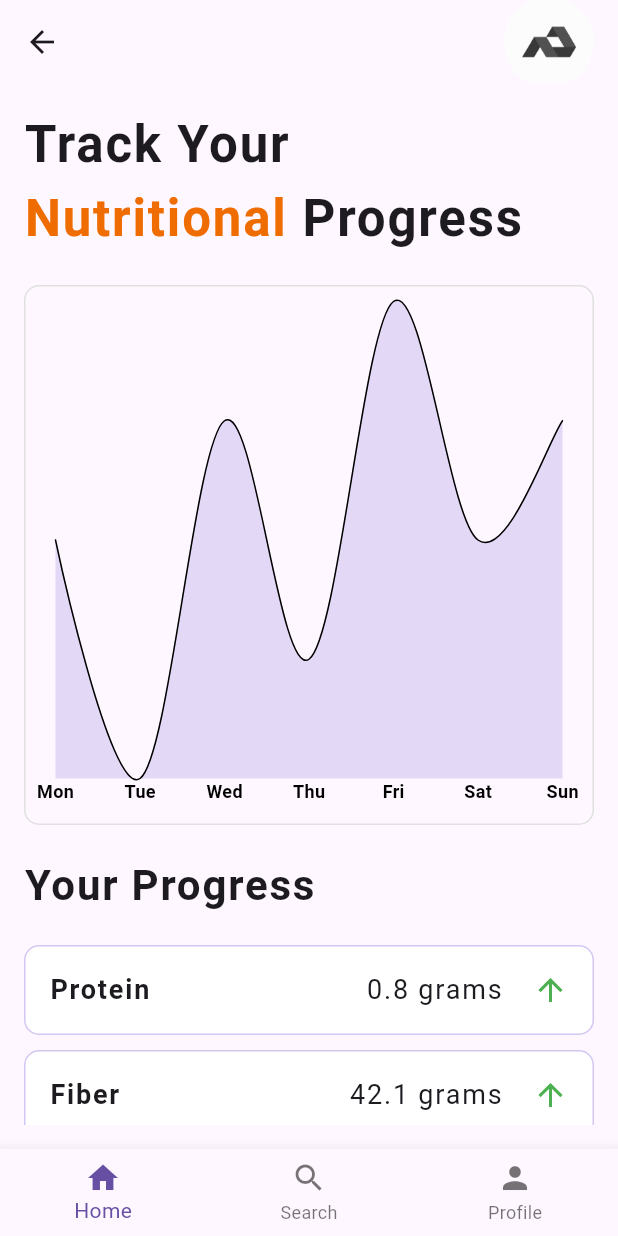
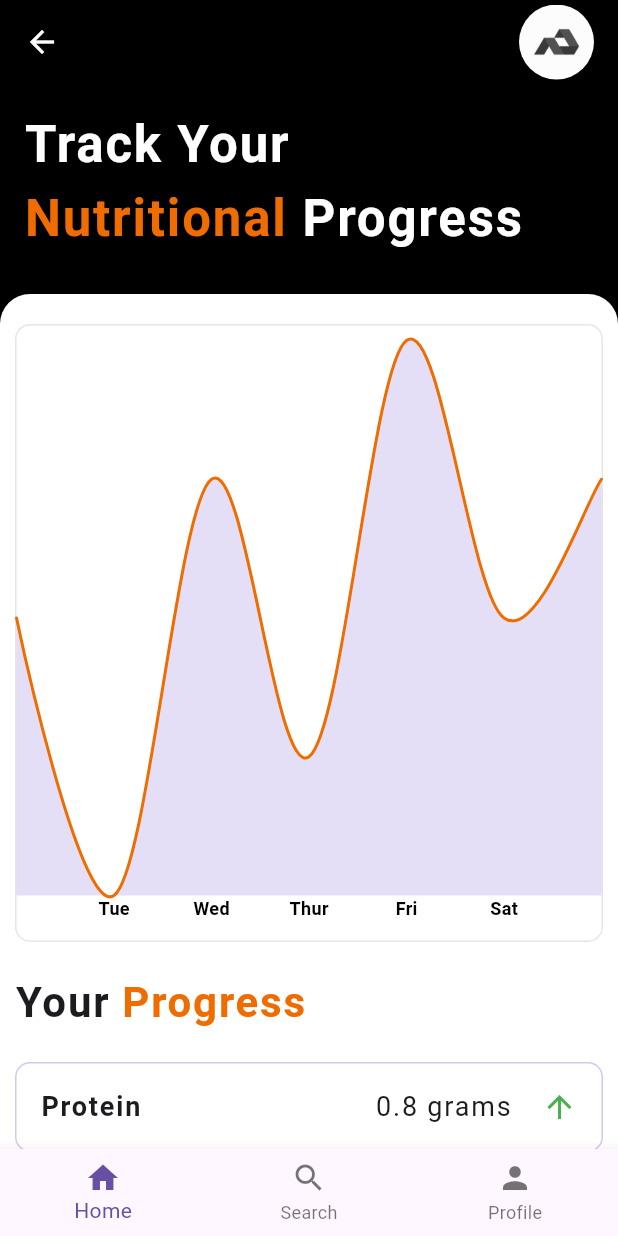
Before and after one commit to muruga21/dietify, a Flutter app: the Home screen opened directly, on a phone screen of 412 x 824 dp. Run offline on Flutter 3.47's test engine with Material 3 defaults, Android fonts, the phone set to English and light mode, and no system bars; drawn by our look-alikes of fl_chart.

Commit message:
enhanced ui for home page

```diff
--- a/lib/pages/home.dart
+++ b/lib/pages/home.dart
@@ -7,7 +7,9 @@
   @override
   Widget build(BuildContext context) {
     return Scaffold(
+        backgroundColor: Colors.black,
         appBar: AppBar(
+          backgroundColor: Colors.black,
           title: Row(
             mainAxisSize: MainAxisSize.max,
             mainAxisAlignment: MainAxisAlignment.spaceBetween,
@@ -18,19 +20,20 @@
                       fontFamily: "Roboto",
                       fontWeight: FontWeight.bold,
                       letterSpacing: 1.2,
-                  )),
+                      color: Colors.white)),
               ClipRRect(
                 borderRadius: BorderRadius.circular(100.0),
                 child: Image.asset(
                   'assets/logo.jpg',
-                  width: 60,
-                  height: 60,
+                  width: 50,
+                  height: 50,
                   fit: BoxFit.cover,
                 ),
               ),
             ],
           ),
           leading: IconButton(
+            color: Colors.white,
             icon: const Icon(Icons.arrow_back),
             onPressed: () {
               Navigator.of(context).pop(); // This will navigate back
@@ -53,19 +56,20 @@
             ),
           ],
         ),
-        body: Padding(
-            padding: const EdgeInsets.all(16),
-            child: Expanded(
+        body: Expanded(
           child: SingleChildScrollView(
               child: Column(
             mainAxisAlignment: MainAxisAlignment.start,
             crossAxisAlignment: CrossAxisAlignment.start,
             children: [
-                  Column(
+              Padding(
+                padding: const EdgeInsets.all(16),
+                child: Column(
                   crossAxisAlignment: CrossAxisAlignment.start,
                   children: [
                     const Text("Track Your",
                         style: TextStyle(
+                          color: Colors.white,
                           fontSize: 34,
                           fontFamily: "Roboto",
                           fontWeight: FontWeight.bold,
@@ -86,6 +90,7 @@
                         ),
                         const Text("Progress",
                             style: TextStyle(
+                              color: Colors.white,
                               fontSize: 34,
                               fontFamily: "Roboto",
                               fontWeight: FontWeight.bold,
@@ -95,15 +100,30 @@
                     )
                   ],
                 ),
-                  const SizedBox(height: 20),
+              ),
+              const SizedBox(height: 10),
               Container(
-                    padding: const EdgeInsets.fromLTRB(20, 10, 20, 10),
+                padding: const EdgeInsets.fromLTRB(10, 20, 10, 0),
+                width: double.infinity,
+                decoration: const BoxDecoration(
+                  color: Color(0xFFFFFFFF),
+                  borderRadius: BorderRadius.only(
+                    topLeft: Radius.circular(20),
+                    topRight: Radius.circular(20),
+                  ),
+                ),
+                child: Column(
+                  mainAxisAlignment: MainAxisAlignment.start,
+                  crossAxisAlignment: CrossAxisAlignment.start,
+                  children: [
+                    Container(
+                      padding: const EdgeInsets.fromLTRB(0, 10, 0, 10),
                       width: double.infinity,
                       decoration: BoxDecoration(
                         // color: const Color(0xF5F5F6F7),
-                      border: Border.all(color: Colors.grey.shade300),
-                      borderRadius:
-                          BorderRadius.circular(10), // Add border radius here
+                        border: Border.all(
+                            color: const Color.fromARGB(86, 180, 180, 180)),
+                        borderRadius: BorderRadius.circular(10),
                       ),
                       child: AspectRatio(
                           aspectRatio: 16 / 16,
@@ -122,12 +142,13 @@
                                     FlSpot(6, 4),
                                   ],
                                   isCurved: true,
-                                color: Colors.black,
-                                barWidth: 1,
+                                  color: Colors.orange[800],
+                                  barWidth: 2,
                                   isStrokeCapRound: true,
                                   belowBarData: BarAreaData(
                                     show: true,
-                                  color: const Color.fromARGB(209, 124, 90, 217)
+                                    color:
+                                        const Color.fromARGB(209, 124, 90, 217)
                                             .withOpacity(0.2),
                                   ),
                                   dotData: const FlDotData(show: false),
@@ -155,19 +176,24 @@
                                       );
                                       switch (value.toInt()) {
                                         case 0:
-                                        return const Text('Mon', style: style);
+                                          return const Text('', style: style);
                                         case 1:
-                                        return const Text('Tue', style: style);
+                                          return const Text('Tue',
+                                              style: style);
                                         case 2:
-                                        return const Text('Wed', style: style);
+                                          return const Text('Wed',
+                                              style: style);
                                         case 3:
-                                        return const Text('Thu', style: style);
+                                          return const Text('Thur',
+                                              style: style);
                                         case 4:
-                                        return const Text('Fri', style: style);
+                                          return const Text('Fri',
+                                              style: style);
                                         case 5:
-                                        return const Text('Sat', style: style);
+                                          return const Text('Sat',
+                                              style: style);
                                         case 6:
-                                        return const Text('Sun', style: style);
+                                          return const Text('', style: style);
                                         default:
                                           return const SizedBox.shrink();
                                       }
@@ -181,13 +207,31 @@
                           )),
                     ),
                     const SizedBox(height: 20),
-                  const Text("Your Progress",
+                    Row(
+                      children: [
+                        const Text(
+                          "Your",
                           style: TextStyle(
                             fontSize: 28,
                             fontFamily: "Roboto",
                             fontWeight: FontWeight.bold,
                             letterSpacing: 1.2,
-                      )),
+                          ),
+                        ),
+                        const SizedBox(width: 8), // Space between the two words
+                        Text(
+                          "Progress",
+                          style: TextStyle(
+                            fontSize: 28,
+                            fontFamily: "Roboto",
+                            fontWeight: FontWeight.bold,
+                            letterSpacing: 1.2,
+                            color: Colors
+                                .orange[800], // Orange color for "Progress"
+                          ),
+                        ),
+                      ],
+                    ),
                     const SizedBox(height: 20),
                     Container(
                       width: double.infinity,
@@ -275,9 +319,12 @@
                           ),
                         ],
                       ),
-                  )
+                    ),
+                  ],
+                ),
+              ),
             ],
           )),
-            )));
+        ));
   }
 }
```
Lines whose indentation alone changed are shown as unchanged.
